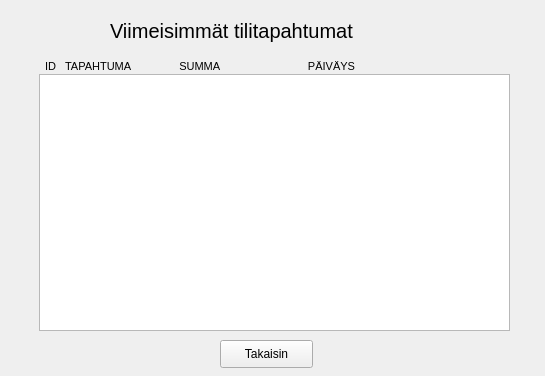
Before: the Qt Designer form Banksimul-master/tapahtumat.ui in VtheWizard/Banksimul, drawn with Qt 5.
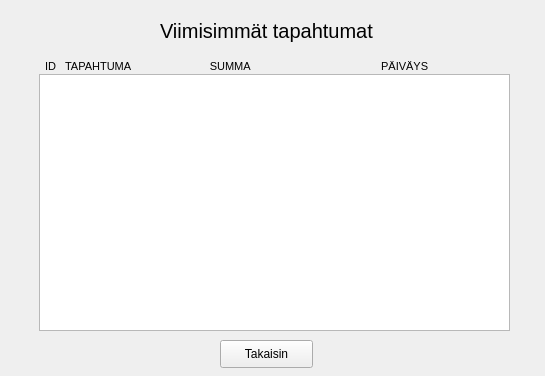
After: the same form once the commit is applied.

```diff
--- a/Banksimul-master/tapahtumat.ui
+++ b/Banksimul-master/tapahtumat.ui
@@ -29,9 +29,9 @@
   <widget class="QLabel" name="label">
    <property name="geometry">
     <rect>
-     <x>110</x>
+     <x>160</x>
      <y>10</y>
-     <width>321</width>
+     <width>271</width>
      <height>41</height>
     </rect>
    </property>
@@ -41,7 +41,7 @@
     </font>
    </property>
    <property name="text">
-    <string>Viimeisimmät tilitapahtumat</string>
+    <string>Viimisimmät tapahtumat</string>
    </property>
   </widget>
   <widget class="QWidget" name="verticalLayoutWidget">
@@ -80,7 +80,7 @@
        </font>
       </property>
       <property name="text">
-       <string>  ID   TAPAHTUMA                SUMMA                             PÄIVÄYS</string>
+       <string>  ID   TAPAHTUMA                          SUMMA                                           PÄIVÄYS</string>
       </property>
      </widget>
     </item>
```
